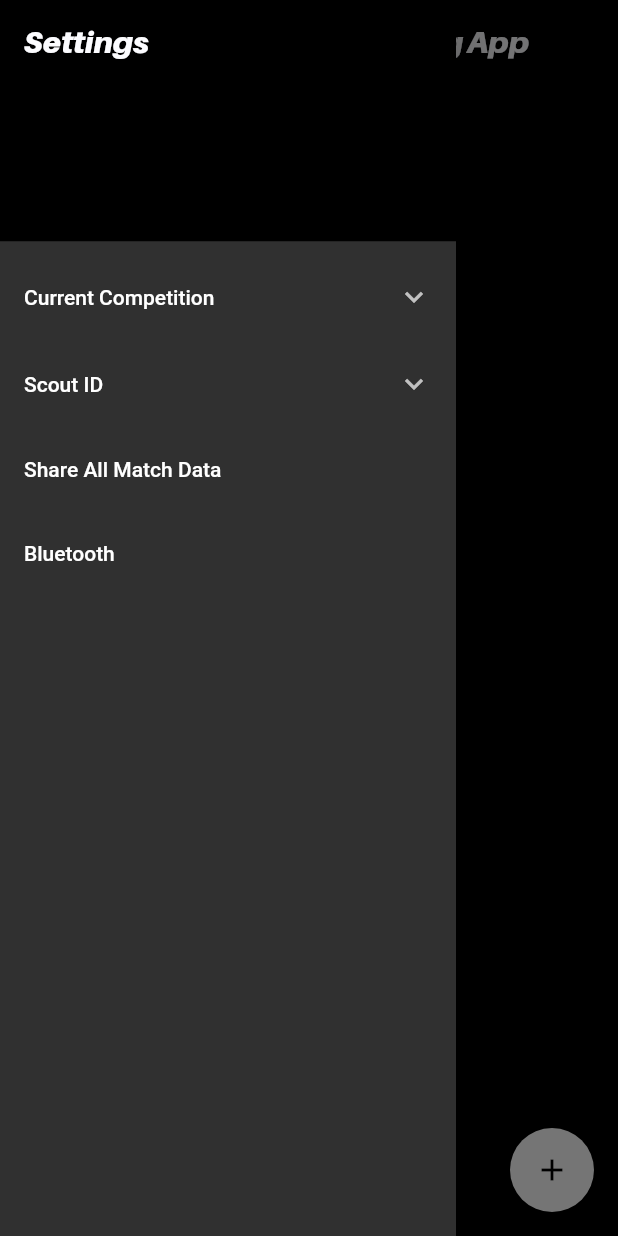
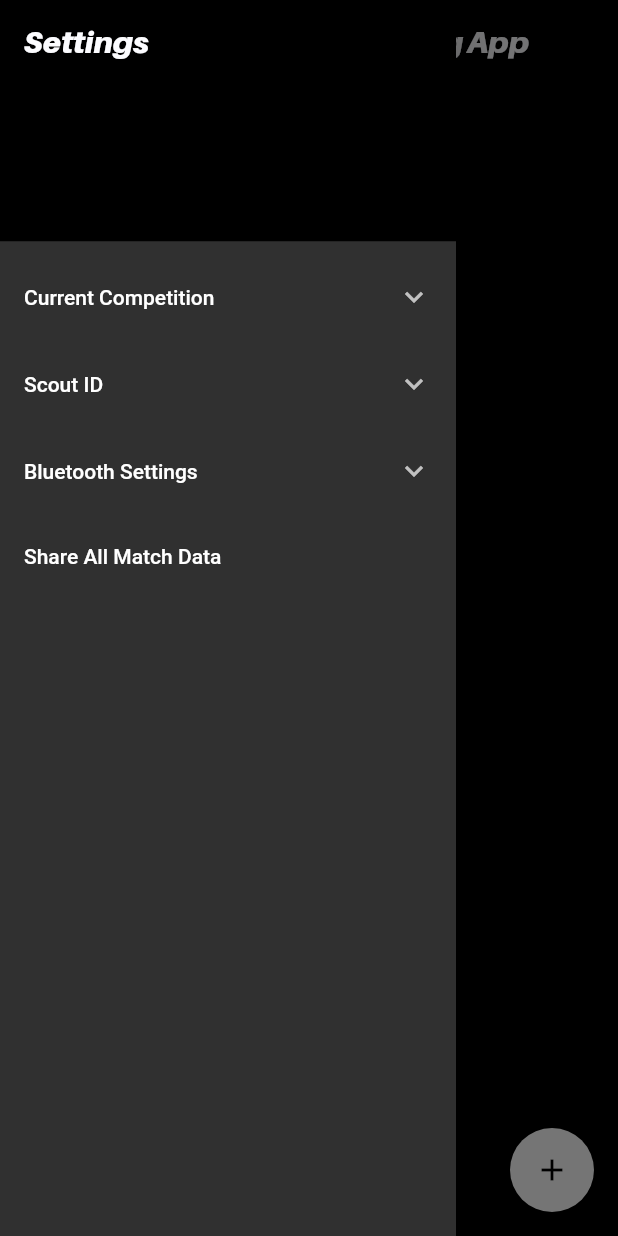
Before and after one commit to FRC6854/VikingScouter, a Flutter app: the screen it shows after launch, in the side drawer, after a tap on "Share All Match Data", on a phone screen of 412 x 824 dp. Run offline on Flutter 3.47's test engine with Material 2 defaults, Android fonts, the phone set to English and light mode, and no system bars; our stand-ins replace flutter_bluetooth_serial, permission_handler; missing offline and left inert: share_extend; statements that could not run were skipped.

Commit message:
Bluetooth changes + Fixed settings not changing bug

```diff
--- a/lib/models/settings.dart
+++ b/lib/models/settings.dart
@@ -6,7 +6,8 @@ import 'package:path_provider/path_provider.dart';
 Map<String, dynamic> jsonTemplateSettings = {
   "currentCompetition" : "Ryerson",
   "scoutID" : 212,
-  "bluetoothDevice" : ""
+  "bluetoothDevice" : "",
+  "usingBluetooth" : false
 };
 
 String lastCurrentCompetition;
@@ -42,7 +43,7 @@ void checkSettingsFile() async {
 
   if (FileSystemEntity.typeSync(settingsPath) == FileSystemEntityType.notFound) {
     print("Not found");
-    new File(settingsPath).writeAsString(json.encode(jsonTemplateSettings));
+    await File(settingsPath).writeAsString(json.encode(jsonTemplateSettings));
   }
 }
 
--- a/lib/pages/mainMenu.dart
+++ b/lib/pages/mainMenu.dart
@@ -9,7 +9,6 @@ import 'package:permission_handler/permission_handler.dart';
 
 TextEditingController currentCompetitionValue;
 TextEditingController currentScoutIDValue;
-String currentBluetoothDevice = "Nothing Right Now";
 
 List<JSONData> dataLists = new List<JSONData>();
 
@@ -127,10 +126,13 @@ class _MainMenuPageState extends State<MainMenuPage> {
                     )
                   ]
               ),
+              ExpansionTile(
+                title: Text("Bluetooth Settings"),
+                children: <Widget>[
                   ListTile(
-                title: Text("Share All Match Data"),
+                    title: Text("Send All Match Data"),
                     onTap: () {
-                  shareAll();
+                      sendAllFiles(context);
                     },
                   ),
                   ListTile(
@@ -140,6 +142,14 @@ class _MainMenuPageState extends State<MainMenuPage> {
                         context,
                         MaterialPageRoute(builder: (context) => BluetoothPage()),
                       );
+                    },
+                  ),
+                ],
+              ),
+              ListTile(
+                title: Text("Share All Match Data"),
+                onTap: () {
+                  shareAll();
                 },
               ),
             ],
@@ -156,8 +166,7 @@ class _MainMenuPageState extends State<MainMenuPage> {
           child: Container(
               child: Column(
                 children: <Widget>[
-                  listOfDataWidget(),
-                  Text(currentBluetoothDevice)
+                  listOfDataWidget()
                 ],
               )
           ),
@@ -205,6 +214,12 @@ class _MainMenuPageState extends State<MainMenuPage> {
                                 },
                               ),
                               FlatButton(
+                                child: const Text('SEND'),
+                                onPressed: () {
+                                  sendFileFromIndex(index, context);
+                                },
+                              ),
+                              FlatButton(
                                 child: const Text('EDIT'),
                                 onPressed: () {
                                   Navigator.push(
@@ -247,6 +262,25 @@ class _MainMenuPageState extends State<MainMenuPage> {
 
   void update() async {
     await loadDataLists();
+
+    Map<String, dynamic> settings = await getSettings();
+
+    String newValueCurrentCompetition = Settings.fromJson(settings).currentCompetition;
+    String newValueScoutID = Settings.fromJson(settings).scoutID.toString();
+
+    currentCompetitionValue.value = TextEditingValue(
+      text: newValueCurrentCompetition,
+      selection: TextSelection.fromPosition(
+        TextPosition(offset: newValueCurrentCompetition.length),
+      ),
+    );
+
+    currentScoutIDValue.value = TextEditingValue(
+      text: newValueScoutID,
+      selection: TextSelection.fromPosition(
+        TextPosition(offset: newValueScoutID.length),
+      ),
+    );
   }
 
   void setup() async {
@@ -262,8 +296,8 @@ class _MainMenuPageState extends State<MainMenuPage> {
     await loadDataLists();
     Map<String, dynamic> settings = await getSettings();
 
+    print("Setup");
     currentCompetitionValue = new TextEditingController(text: Settings.fromJson(settings).currentCompetition);
     currentScoutIDValue = new TextEditingController(text: Settings.fromJson(settings).scoutID.toString());
-    currentBluetoothDevice = Settings.fromJson(settings).bluetoothDevice;
   }
 }
--- a/lib/templates/bluetoothDeviceListEntry.dart
+++ b/lib/templates/bluetoothDeviceListEntry.dart
@@ -22,13 +22,13 @@ class BluetoothDeviceListEntry extends ListTile {
           margin: new EdgeInsets.all(8.0),
           child: DefaultTextStyle(
             style: () {
-              /**/ if (rssi >= -35) return TextStyle(color: Colors.greenAccent[700]);
+                   if (rssi >= -35) return TextStyle(color: Colors.greenAccent[700]);
               else if (rssi >= -45) return TextStyle(color: Color.lerp(Colors.greenAccent[700], Colors.lightGreen,        -(rssi + 35) / 10));
               else if (rssi >= -55) return TextStyle(color: Color.lerp(Colors.lightGreen,       Colors.lime[600],         -(rssi + 45) / 10));
               else if (rssi >= -65) return TextStyle(color: Color.lerp(Colors.lime[600],        Colors.amber,             -(rssi + 55) / 10));
               else if (rssi >= -75) return TextStyle(color: Color.lerp(Colors.amber,            Colors.deepOrangeAccent,  -(rssi + 65) / 10));
               else if (rssi >= -85) return TextStyle(color: Color.lerp(Colors.deepOrangeAccent, Colors.redAccent,         -(rssi + 75) / 10));
-              else /*code symetry*/ return TextStyle(color: Colors.redAccent);
+              else                  return TextStyle(color: Colors.redAccent);
             } (),
             child: Column(
               mainAxisSize: MainAxisSize.min,
```
Also changed, not shown: lib/models/items.dart (+165 -2 lines), lib/pages/bluetooth.dart (+0 -30 lines). Lines whose indentation alone changed are shown as unchanged.
